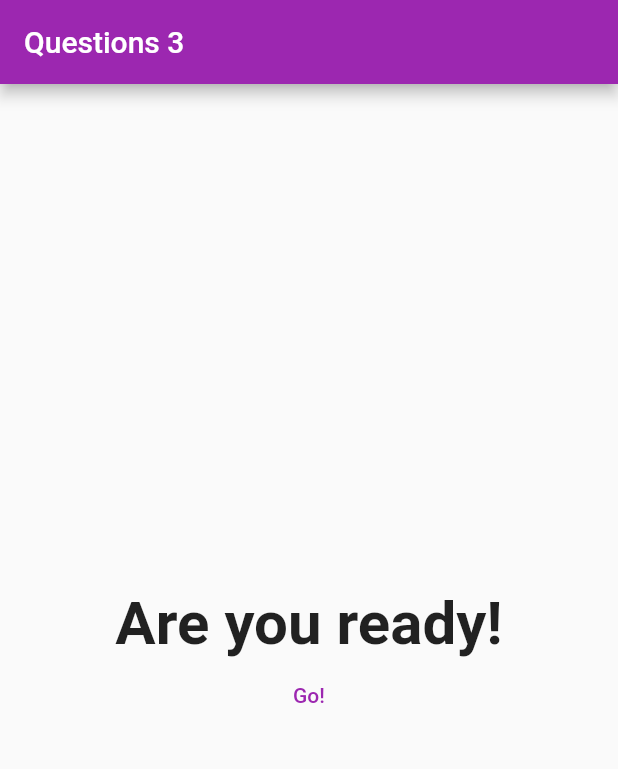
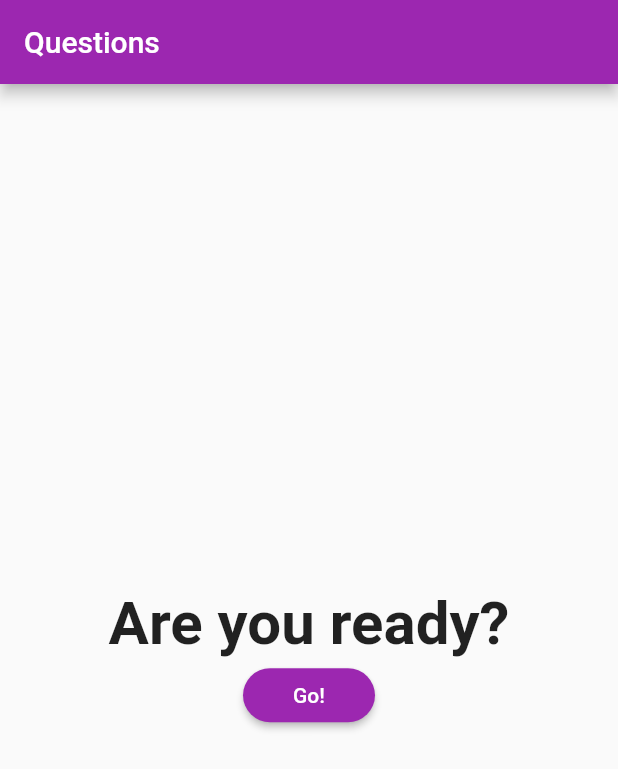
Before and after one commit to yoelkj/flutter_quizapp, a Flutter app: the screen it shows after launch, on a phone screen of 412 x 824 dp. Shown: the top 769 px of the screen. Run offline on Flutter 3.47's test engine with Material 2 defaults, Android fonts, the phone set to English and light mode, and no system bars.

Commit message:
Config init state to load questions and add dynamic appBar title

```diff
--- a/lib/main.dart
+++ b/lib/main.dart
@@ -13,51 +13,55 @@ class MyApp extends StatefulWidget {
 
 class _MyAppState extends State<MyApp> {
 
-  var _questionIndex = 0;
-  var _totalScore = 0;
-  var _questions = [];
+  int _questionIndex = 0;
+  int _nActiveQ = 0;
+  int _totalScore = 0;
+  bool _showQuiz = false;
+  List _questions = [];
+
+  @override
+  void initState() {
+    super.initState();
+    mainProvider.getData().then((data){
+      _questions = data;
+    });
+  }
 
   @override
   Widget build(BuildContext context) {
+
     return MaterialApp(
       debugShowCheckedModeBanner: false,
       title: 'QuizApp',
       theme: ThemeData(primarySwatch: Colors.purple),
       home: Scaffold(
         appBar: AppBar(
-          title: _getTitleWd(),
+          title: Text('Questions ${(_nActiveQ > 0)?_nActiveQ:""}'),
         ),
-        body: _questionIndex < _questions.length
+        body: (_showQuiz && _questionIndex < _questions.length)
             ? QuizWidget(
                 answerQuestion: _answerQuestion,
                 questionIdx: _questionIndex,
                 questions: _questions,
               )
-            : ResultWidget(_totalScore, _resetQuiz),
+            : ResultWidget(_totalScore, (!_showQuiz)?_initQuiz:_resetQuiz),
+
       ),
     );
   }
 
-  //Title widget
-  Widget _getTitleWd(){
-    return FutureBuilder(
-      future: mainProvider.getData(),
-      initialData: [],
-      builder: (BuildContext context, AsyncSnapshot snapshot) {
+  //Manage states
 
-        var snData = snapshot.data;
-
-        _questions = snData;
-        return Text('Questions ${snData.length}');
-      },
-    );
+  void _initQuiz(){
+    _showQuiz = true;
+    _resetQuiz();
   }
 
-  //Manage states
   void _resetQuiz() {
     setState(() {
       _questionIndex = 0;
       _totalScore = 0;
+      _nActiveQ = _questions.length;
     });
   }
 
@@ -65,6 +69,7 @@ class _MyAppState extends State<MyApp> {
     _totalScore += score;
     setState(() {
       _questionIndex = _questionIndex + 1;
+      _nActiveQ--;
     });
   }
 
--- a/lib/widgets/result_widget.dart
+++ b/lib/widgets/result_widget.dart
@@ -1,6 +1,7 @@
 import 'package:flutter/material.dart';
 
 class ResultWidget extends StatelessWidget {
+
   final int resultScore;
   final Function resetHandler;
 
@@ -19,7 +20,7 @@ class ResultWidget extends StatelessWidget {
     }else if(resultScore > 0){
       result = "You are so bad!";
     }else{
-      result = "Are you ready!";
+      result = "Are you ready?";
     }
 
     return result;
@@ -36,10 +37,12 @@ class ResultWidget extends StatelessWidget {
           textAlign: TextAlign.center,
         ),
 
-        FlatButton(
-          child: Text( (resultPhrase == 'Are you ready!')?'Go!':'Restart'),
-          textColor: Colors.purple,
+        RaisedButton(
+          child: Text( (resultPhrase == 'Are you ready?')?'Go!':'Restart'),
+          textColor: Colors.white,
+          color: Colors.purple,
           onPressed: resetHandler,
+          shape: StadiumBorder(),
         )
 
       ],
```
